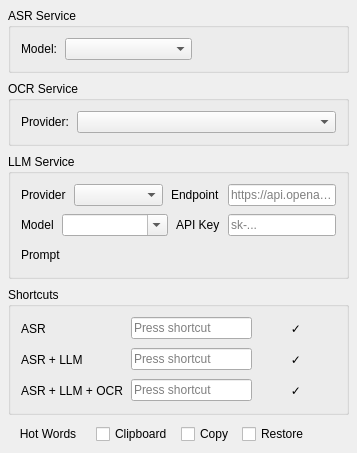
xiaodaxia-2008/TalkInput, file src/asr_setting_widget.ui: the form before one commit.
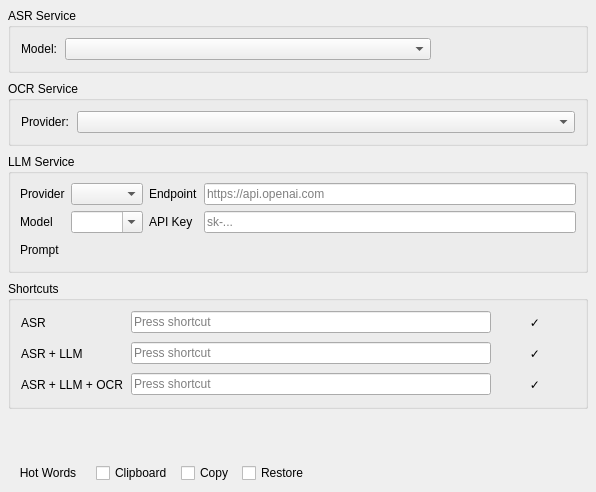
The form after the commit.

Commit message:
Refactor LLM Service layout to QGridLayout with proper sizing
- Use QGridLayout instead of QFormLayout for reliable row alignment
- Set provider/model combos to Preferred + AdjustToContents to fit text
- Set endpoint/API key labels to Maximum to minimize their width
- Set endpoint/API key edits to Expanding + stretch=1 to fill space
- Include Prompt label, preview text and edit button in the grid

Diff of the .ui file:
```diff
--- a/src/asr_setting_widget.ui
+++ b/src/asr_setting_widget.ui
@@ -2,6 +2,14 @@
 <ui version="4.0">
  <class>AsrSettingWidget</class>
  <widget class="QWidget" name="AsrSettingWidget">
+  <property name="geometry">
+   <rect>
+    <x>0</x>
+    <y>0</y>
+    <width>596</width>
+    <height>492</height>
+   </rect>
+  </property>
   <layout class="QVBoxLayout" name="rootLayout">
    <property name="leftMargin">
     <number>8</number>
@@ -148,103 +156,100 @@
      <property name="title">
       <string>LLM Service</string>
      </property>
-     <layout class="QFormLayout" name="llmForm">
-      <property name="leftMargin">
-       <number>10</number>
-      </property>
-      <property name="topMargin">
-       <number>10</number>
-      </property>
-      <property name="rightMargin">
-       <number>10</number>
-      </property>
-      <property name="bottomMargin">
-       <number>10</number>
-      </property>
-      <property name="spacing">
-       <number>8</number>
-      </property>
-      <item row="0" column="0" colspan="2">
-       <layout class="QHBoxLayout" name="providerEndpointRow">
-        <property name="spacing">
-         <number>8</number>
-        </property>
-        <item>
+     <layout class="QGridLayout" name="gridLayout">
+      <item row="0" column="0">
          <widget class="QLabel" name="providerFormLabel">
           <property name="text">
            <string>Provider</string>
           </property>
-          <property name="sizePolicy">
-           <sizepolicy hsizetype="Preferred" vsizetype="Preferred">
-            <horstretch>0</horstretch>
-            <verstretch>0</verstretch>
-           </sizepolicy>
-          </property>
-         </widget>
-        </item>
-        <item>
+       </widget>
+      </item>
+      <item row="0" column="1">
          <widget class="QComboBox" name="providerCombo">
           <property name="sizePolicy">
-           <sizepolicy hsizetype="Expanding" vsizetype="Fixed">
-            <horstretch>1</horstretch>
+         <sizepolicy hsizetype="Preferred" vsizetype="Fixed">
+          <horstretch>0</horstretch>
             <verstretch>0</verstretch>
            </sizepolicy>
           </property>
-         </widget>
-        </item>
-        <item>
+        <property name="sizeAdjustPolicy">
+         <enum>QComboBox::SizeAdjustPolicy::AdjustToContents</enum>
+        </property>
+       </widget>
+      </item>
+      <item row="0" column="2">
          <widget class="QLabel" name="endpointFormLabel">
+        <property name="sizePolicy">
+         <sizepolicy hsizetype="Maximum" vsizetype="Preferred">
+          <horstretch>0</horstretch>
+          <verstretch>0</verstretch>
+         </sizepolicy>
+        </property>
           <property name="text">
            <string>Endpoint</string>
           </property>
          </widget>
         </item>
-        <item>
+      <item row="0" column="3">
          <widget class="QLineEdit" name="endpointEdit">
+        <property name="sizePolicy">
+         <sizepolicy hsizetype="Expanding" vsizetype="Fixed">
+          <horstretch>1</horstretch>
+          <verstretch>0</verstretch>
+         </sizepolicy>
+        </property>
           <property name="placeholderText">
            <string>https://api.openai.com</string>
           </property>
          </widget>
         </item>
-       </layout>
-      </item>
-      <item row="1" column="0" colspan="2">
-       <layout class="QHBoxLayout" name="modelApiKeyRow">
-        <property name="spacing">
-         <number>8</number>
-        </property>
-        <item>
+      <item row="1" column="0">
          <widget class="QLabel" name="llmModelFormLabel">
           <property name="text">
            <string>Model</string>
           </property>
          </widget>
         </item>
-        <item>
+      <item row="1" column="1">
          <widget class="QComboBox" name="llmModelCombo">
+        <property name="sizePolicy">
+         <sizepolicy hsizetype="Preferred" vsizetype="Fixed">
+          <horstretch>0</horstretch>
+          <verstretch>0</verstretch>
+         </sizepolicy>
+        </property>
           <property name="editable">
            <bool>true</bool>
           </property>
           <property name="insertPolicy">
-           <enum>QComboBox::NoInsert</enum>
-          </property>
-          <property name="sizePolicy">
-           <sizepolicy hsizetype="Expanding" vsizetype="Fixed">
-            <horstretch>1</horstretch>
-            <verstretch>0</verstretch>
-           </sizepolicy>
+         <enum>QComboBox::InsertPolicy::NoInsert</enum>
+        </property>
+        <property name="sizeAdjustPolicy">
+         <enum>QComboBox::SizeAdjustPolicy::AdjustToContents</enum>
           </property>
          </widget>
         </item>
-        <item>
+      <item row="1" column="2">
          <widget class="QLabel" name="apiKeyFormLabel">
+        <property name="sizePolicy">
+         <sizepolicy hsizetype="Maximum" vsizetype="Preferred">
+          <horstretch>0</horstretch>
+          <verstretch>0</verstretch>
+         </sizepolicy>
+        </property>
           <property name="text">
            <string>API Key</string>
           </property>
          </widget>
         </item>
-        <item>
+      <item row="1" column="3">
          <widget class="QLineEdit" name="apiKeyEdit">
+        <property name="sizePolicy">
+         <sizepolicy hsizetype="Expanding" vsizetype="Fixed">
+          <horstretch>1</horstretch>
+          <verstretch>0</verstretch>
+         </sizepolicy>
+        </property>
           <property name="echoMode">
            <enum>QLineEdit::Password</enum>
           </property>
@@ -253,8 +258,6 @@
           </property>
          </widget>
         </item>
-       </layout>
-      </item>
       <item row="2" column="0">
        <widget class="QLabel" name="promptFormLabel">
         <property name="text">
@@ -262,11 +265,8 @@
         </property>
        </widget>
       </item>
-      <item row="2" column="1">
-       <layout class="QHBoxLayout" name="promptLayout">
-        <property name="spacing">
-         <number>6</number>
-        </property>
+      <item row="2" column="1" colspan="3">
+       <layout class="QHBoxLayout" name="horizontalLayout">
         <item>
          <widget class="QLabel" name="promptLabel">
           <property name="sizePolicy">
@@ -301,6 +301,12 @@
        <string>Shortcuts</string>
       </property>
       <layout class="QFormLayout" name="shortcutForm">
+      <property name="horizontalSpacing">
+       <number>8</number>
+      </property>
+      <property name="verticalSpacing">
+       <number>8</number>
+      </property>
        <property name="leftMargin">
         <number>10</number>
        </property>
@@ -313,9 +319,6 @@
        <property name="bottomMargin">
         <number>10</number>
        </property>
-       <property name="spacing">
-        <number>8</number>
-       </property>
        <item row="0" column="0">
         <widget class="QLabel" name="asrShortcutLabel">
          <property name="text">
```
Left out of the diff: 140 changed lines with no effect on the pictures. Lines whose indentation alone changed are shown as unchanged.
